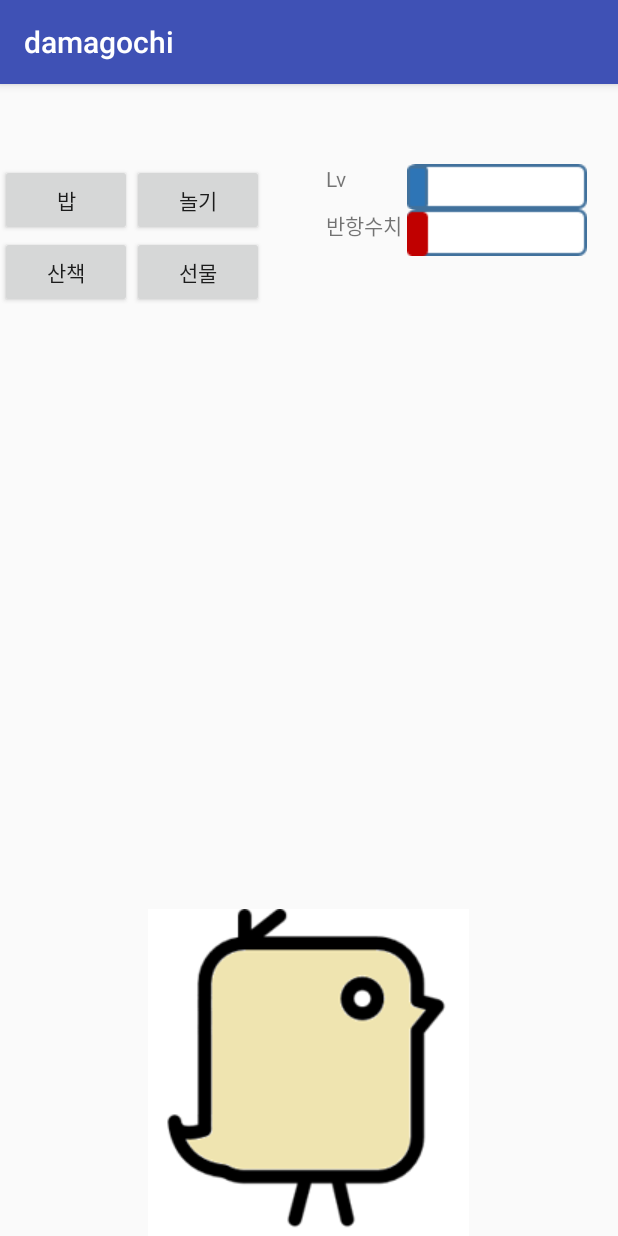
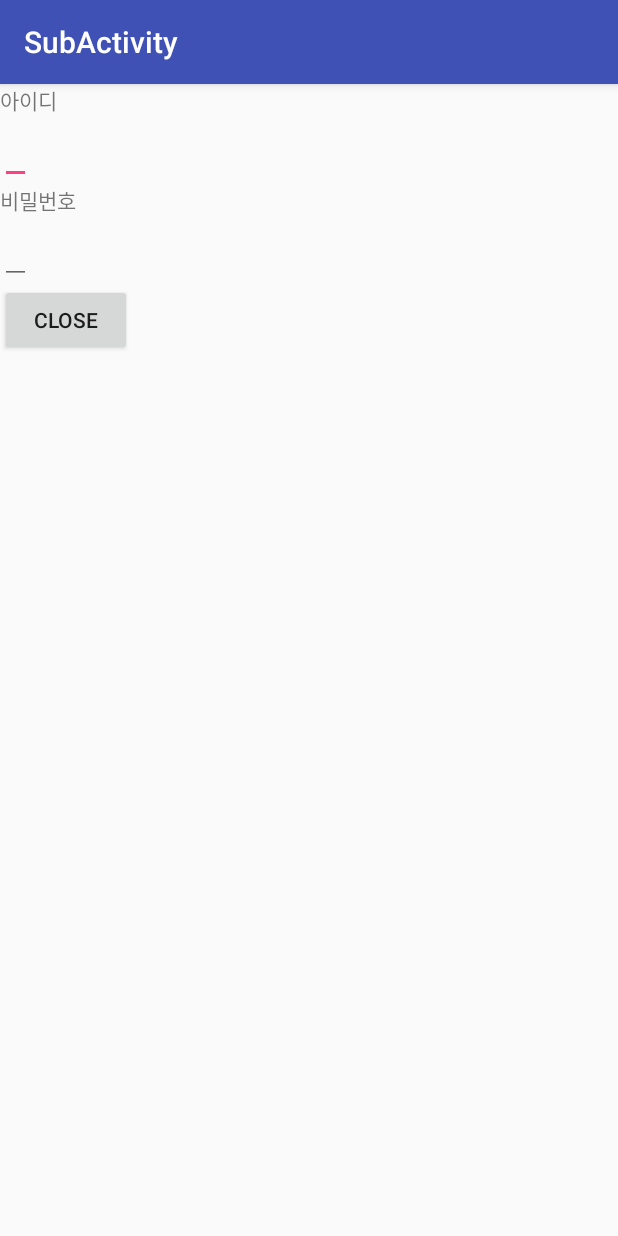
Before and after one commit to asterix153/NTS_apply, an Android app: the screen it shows after launch (MainActivity before the commit, SubActivity after it), after a tap on "산책", on a phone screen of 412 x 824 dp. Run offline under Robolectric (Android 15) with nearby library versions, the phone set to English and light mode, and no system bars.

Commit message:
add new Activity & connect web

```diff
--- a/damagochi/app/src/main/AndroidManifest.xml
+++ b/damagochi/app/src/main/AndroidManifest.xml
@@ -1,7 +1,7 @@
 <?xml version="1.0" encoding="utf-8"?>
 <manifest xmlns:android="http://schemas.android.com/apk/res/android"
     package="kr.soen.damagochi">
-
+    <uses-permission android:name="android.permission.INTERNET" />
     <application
         android:allowBackup="true"
         android:icon="@mipmap/ic_launcher"
@@ -15,6 +15,8 @@
                 <category android:name="android.intent.category.LAUNCHER" />
             </intent-filter>
         </activity>
+        <activity
+            android:name=".SubActivity" android:label="SubActivity"/>
     </application>
 
 </manifest>
--- a/damagochi/app/src/main/java/kr/soen/damagochi/MainActivity.java
+++ b/damagochi/app/src/main/java/kr/soen/damagochi/MainActivity.java
@@ -1,16 +1,24 @@
 package kr.soen.damagochi;
 
+import android.content.DialogInterface;
+import android.content.Intent;
 import android.support.v7.app.AppCompatActivity;
 import android.os.Bundle;
 import android.view.View;
+import android.webkit.WebSettings;
+import android.webkit.WebView;
+import android.webkit.WebViewClient;
 import android.widget.Button;
 import android.widget.LinearLayout;
 import android.widget.TextView;
 import android.widget.Toast;
 
 public class MainActivity extends AppCompatActivity {
+    WebView mWeb;
+    final static int ACT_EDIT = 0;
 
-    @Override
+
+    @Override //액티비티가 처음 만들어졌을 때 호출
     protected void onCreate(Bundle savedInstanceState) {
         super.onCreate(savedInstanceState);
         setContentView(R.layout.activity_main);
@@ -25,17 +33,82 @@ public class MainActivity extends AppCompatActivity {
         public void onClick(View v) {
 
             switch (v.getId()) {
-                case R.id.rice:
+                case R.id.rice: // feed pet
                     Toast.makeText(MainActivity.this, "hello", Toast.LENGTH_SHORT).show();
                     break;
-                case R.id.play:
+                case R.id.play: // play with pet inside
                     LinearLayout linear_rice = (LinearLayout)View.inflate(MainActivity.this,R.layout.riceview,null);
                     Toast t1 = new Toast(MainActivity.this);
                     t1.setView(linear_rice);
                     t1.show();
                     break;
+                case  R.id.stroll: // play with pet outside    임시로 다른 액티비티 넘어가는 것
+                    Intent intent = new Intent(MainActivity.this,SubActivity.class);
+                    startActivityForResult(intent,ACT_EDIT);
+                    break;
+
+                case R.id.gift: //connect CrowdFunding Site
+
+                    new android.app.AlertDialog.Builder(MainActivity.this)
+                            .setTitle("선물하기")
+                            .setMessage("크라우드 펀딩 사이트로 연결하시겠습니까?")
+                            .setPositiveButton("확인",new DialogInterface.OnClickListener() {
+                                public void onClick(DialogInterface dialog, int whichButton) {
+                                    setContentView(R.layout.funding_site);
+
+                                    mWeb = (WebView)findViewById(R.id.web);
+                                    mWeb.setWebViewClient(new MyWebClient());
+                                    WebSettings set = mWeb.getSettings();
+                                    set.setJavaScriptEnabled(true);
+                                    set.setBuiltInZoomControls(true);
+                                    mWeb.loadUrl("http://danaeri.dothome.co.kr");
+                                }
+                            })
+                            .setNegativeButton("취소", null)
+                            .show();
+
             }
 
         }
     };
+
+    class MyWebClient extends WebViewClient {
+        /*
+	 * 웹뷰 내 링크 터치 시 새로운 창이 뜨지 않고
+	 * 해당 웹뷰 안에서 새로운 페이지가 로딩되도록 함
+	 */
+        public boolean shouldOverrideUrlLoading(WebView view, String url) {
+            view.loadUrl(url);
+           //mWebsetDefaultZoom(WebSettings.ZoomDensity.FAR);
+            return true;
+        }
+    }
+
+
+//if 'goBack' in webview, don't finish and goBack.
+    @Override
+
+    public void onBackPressed() {
+        if (mWeb.canGoBack()) {
+            mWeb.goBack();
+         }
+        else {
+            //System.exit(0);
+
+        }
+        //super.onBackPressed(); // 원래 뒤로가기 기능을 실행, 즉 종료
+    }
+    /*public boolean onKeyDown(int keyCode, android.view.KeyEvent event) {
+        if ((keyCode == android.view.KeyEvent.KEYCODE_BACK) && mWeb.canGoBack()) { //canGoBack()은 지금 페이지에서 더이상 뒤로가기가 가능한지를 판단
+            mWeb.goBack();
+            return true;
+        }
+        else {
+            setContentView(R.layout.activity_main);
+        }
+        return false;
+    }*/
+
+
+
 }
--- /dev/null
+++ b/damagochi/app/src/main/java/kr/soen/damagochi/SubActivity.java
@@ -0,0 +1,37 @@
+package kr.soen.damagochi;
+
+import android.content.DialogInterface;
+import android.content.Intent;
+import android.os.Bundle;
+import android.support.v7.app.AppCompatActivity;
+import android.view.View;
+import android.webkit.WebSettings;
+import android.webkit.WebView;
+import android.webkit.WebViewClient;
+import android.widget.Button;
+import android.widget.EditText;
+import android.widget.LinearLayout;
+import android.widget.Toast;
+
+public class SubActivity extends AppCompatActivity {
+    EditText mEdit;
+    EditText mEdit2;
+
+    @Override //액티비티가 처음 만들어졌을 때 호출
+    protected void onCreate(Bundle savedInstanceState) {
+        super.onCreate(savedInstanceState);
+        setContentView(R.layout.login);
+        mEdit = (EditText)findViewById(R.id.stredit);
+        mEdit2 = (EditText)findViewById(R.id.stredit2);
+
+    }
+
+    public void mOnClick(View v) {
+        Intent intent = new Intent();
+        intent.putExtra("TextOut",mEdit.getText().toString());
+        intent.putExtra("TextOut2", mEdit2.getText().toString());
+        setResult(RESULT_OK,intent);
+        finish();
+
+    }
+}
--- a/damagochi/app/src/main/res/layout/activity_main.xml
+++ b/damagochi/app/src/main/res/layout/activity_main.xml
@@ -79,6 +79,7 @@
             android:layout_width="wrap_content"
             android:layout_height="wrap_content"
             android:src="@drawable/chicken"
-            />
+            android:layout_alignParentTop="true"
+            android:layout_centerHorizontal="true" />
     </RelativeLayout>
 </LinearLayout>
--- /dev/null
+++ b/damagochi/app/src/main/res/layout/login.xml
@@ -0,0 +1,34 @@
+<LinearLayout xmlns:android="http://schemas.android.com/apk/res/android"
+    android:orientation="vertical"
+    android:layout_height="match_parent"
+    android:layout_width="match_parent"
+    >
+    <TextView
+        android:layout_height="wrap_content"
+        android:layout_width="wrap_content"
+        android:text="아이디"
+        />
+    <EditText
+        android:id="@+id/stredit"
+        android:layout_height="wrap_content"
+        android:layout_width="wrap_content"
+        />
+    <TextView
+        android:layout_height="wrap_content"
+        android:layout_width="wrap_content"
+        android:text="비밀번호"
+        />
+    <EditText
+        android:id="@+id/stredit2"
+        android:layout_height="wrap_content"
+        android:layout_width="wrap_content"
+        />
+    <Button
+        android:id="@+id/close"
+        android:layout_height="wrap_content"
+        android:layout_width="wrap_content"
+        android:onClick="mOnClick"
+        android:text="close"
+       />
+
+    </LinearLayout>
```
Also changed, not shown: damagochi/app/src/main/res/layout/connect_confirm.xml (added, +12 -0 lines), damagochi/app/src/main/res/layout/funding_site.xml (added, +12 -0 lines).
